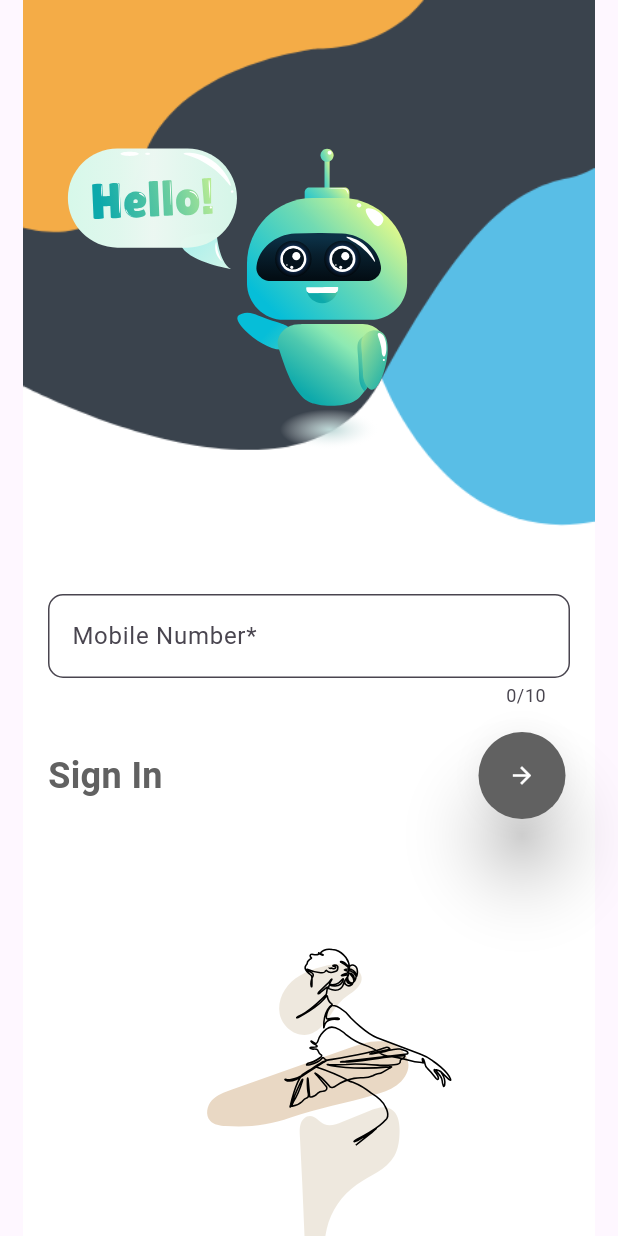
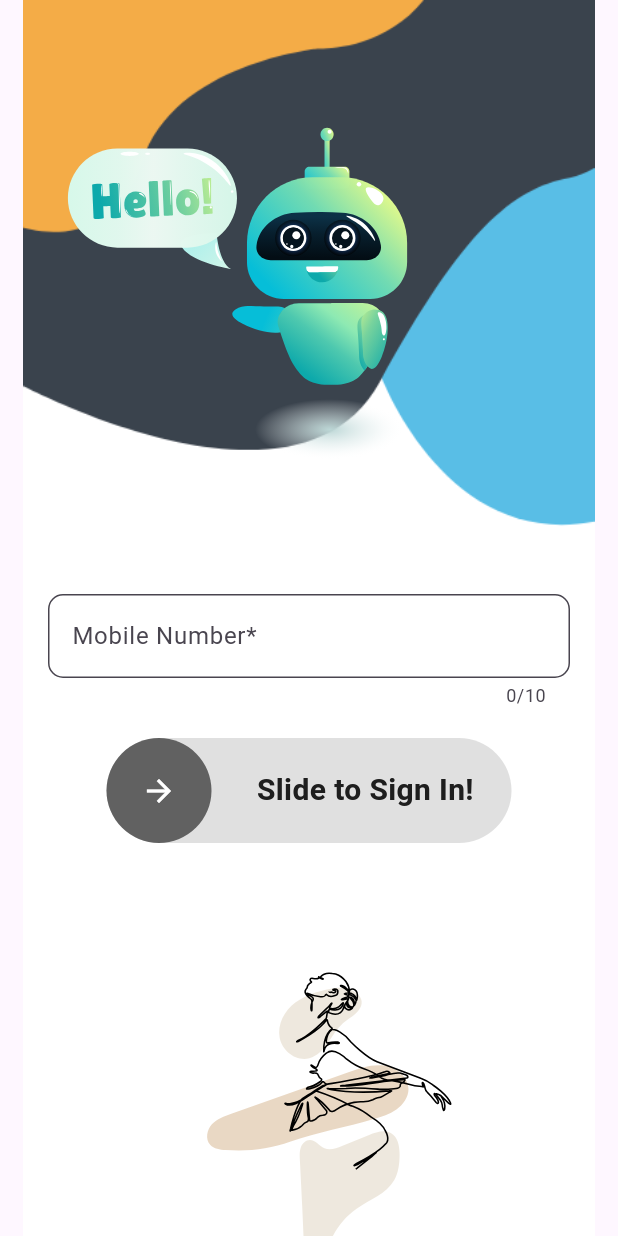
Before and after one commit to Shivam2187/notification_flutter_app, a Flutter app: the screen it shows after launch, on a phone screen of 412 x 824 dp. Run offline on Flutter 3.47's test engine with Material 3 defaults, Android fonts, the phone set to English and light mode, and no system bars; drawn by our look-alikes of slider_button; our stand-ins replace flutter_staggered_animations, get_it, hive, hive_flutter, lottie; missing offline and left inert: animated_icon; accounts and stored records are empty; network calls fail.

```diff
--- a/lib/presentation/screens/login/login_page.dart
+++ b/lib/presentation/screens/login/login_page.dart
@@ -1,11 +1,11 @@
 import 'package:flutter/material.dart';
-import 'package:flutter/widgets.dart';
 import 'package:lottie/lottie.dart';
 import 'package:notification_flutter_app/core/hive_service.dart';
 import 'package:notification_flutter_app/core/locator.dart';
 import 'package:notification_flutter_app/presentation/providers/global_store.dart';
 import 'package:notification_flutter_app/presentation/screens/home.dart';
 import 'package:notification_flutter_app/presentation/widgets/top_snake_bar.dart';
+import 'package:slider_button/slider_button.dart';
 
 class MyApp extends StatelessWidget {
   const MyApp({
@@ -96,25 +96,30 @@ class _LoginPageState extends State<LoginPage> {
                     },
                   ),
                 ),
-                const SizedBox(height: 16),
-                Align(
-                  alignment: Alignment.centerRight,
-                  child: Row(
-                    children: [
-                      Text(
-                        'Sign In',
+                const SizedBox(height: 20),
+                Center(
+                  child: SliderButton(
+                    buttonColor: Colors.grey.shade700,
+                    vibrationFlag: true,
+                    label: Text(
+                      "Slide to Sign In!",
+                      textAlign: TextAlign.center,
                       style: TextStyle(
-                            fontSize: 24,
-                            fontWeight: FontWeight.bold,
-                            color: Colors.grey.shade700),
+                        color: Colors.grey.shade700,
+                        fontWeight: FontWeight.w600,
+                        fontSize: 20,
                       ),
-                      const Spacer(),
-                      ElevatedButton(
-                        onPressed: () async {
+                    ),
+                    icon: const Icon(
+                      Icons.arrow_forward,
+                      color: Colors.white,
+                    ),
+                    action: () async {
                       if (_formKey.currentState!.validate()) {
                         FocusManager.instance.primaryFocus?.unfocus();
-                            await locator.get<HiveService>().saveMobileNumber(
-                                number: _emailController.text);
+                        await locator
+                            .get<HiveService>()
+                            .saveMobileNumber(number: _emailController.text);
                         locator.get<GlobalStroe>().userMobileNumber =
                             _emailController.text;
                         Navigator.pushReplacement(
@@ -130,20 +135,8 @@ class _LoginPageState extends State<LoginPage> {
                           bgColor: Colors.grey.shade900,
                         );
                       }
+                      return false;
                     },
-                        style: ElevatedButton.styleFrom(
-                          shape: const CircleBorder(),
-                          padding: const EdgeInsets.all(20),
-                          backgroundColor: Colors.grey.shade700,
-                          elevation: 20,
-                          foregroundColor: Colors.white,
-                        ),
-                        child: const Icon(
-                          Icons.arrow_forward,
-                          color: Colors.white,
-                        ),
-                      ),
-                    ],
                   ),
                 ),
                 Lottie.asset(
--- a/pubspec.yaml
+++ b/pubspec.yaml
@@ -53,6 +53,8 @@ dependencies:
   intl: ^0.20.2
   flutter_staggered_animations: ^1.1.1
   lottie: ^3.1.3
+  slider_button: ^2.1.0
+  animated_icon: ^0.0.9
 
 dev_dependencies:
   flutter_test:
@@ -79,6 +81,7 @@ flutter:
     - assets/animations/dancing.json
     - assets/animations/launching.json
     - assets/animations/welcome.json
+    - assets/animations/loginButton.json
     - assets/login/login.png
     - assets/login/register.png
 
```
Also changed, not shown: assets/animations/loginButton.json (added, +1 -0 lines), assets/animations/welcome.json (+1 -1 lines), lib/presentation/widgets/appbar.dart (+29 -15 lines), pubspec.lock, 1 other file. Lines whose indentation alone changed are shown as unchanged.
